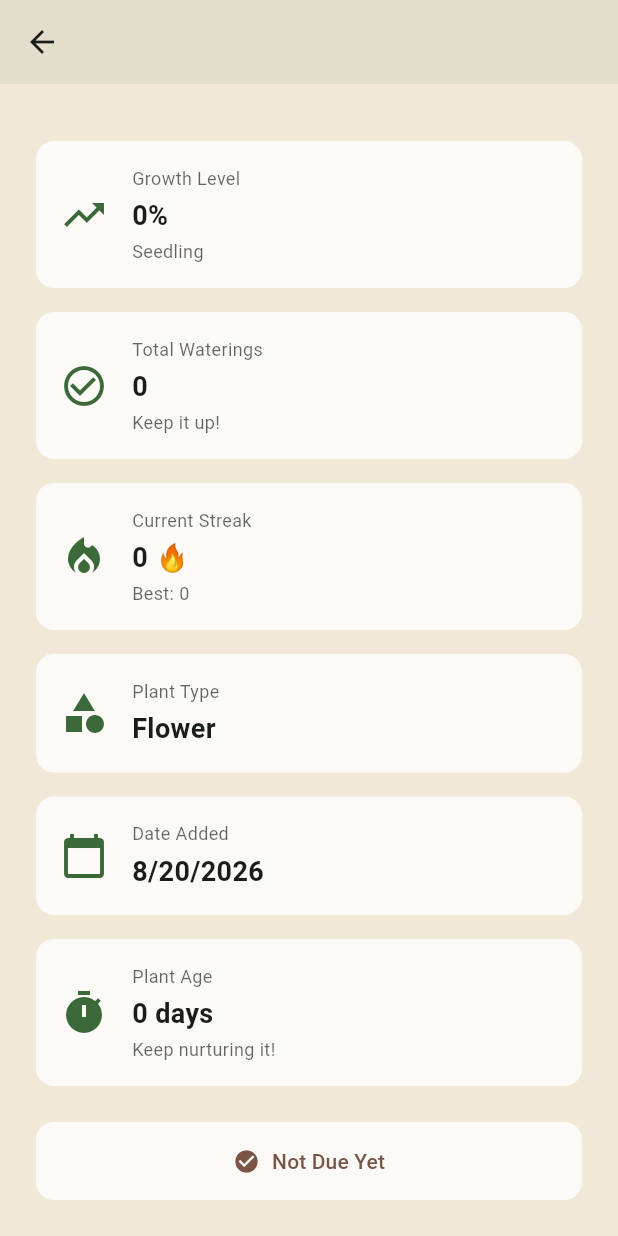
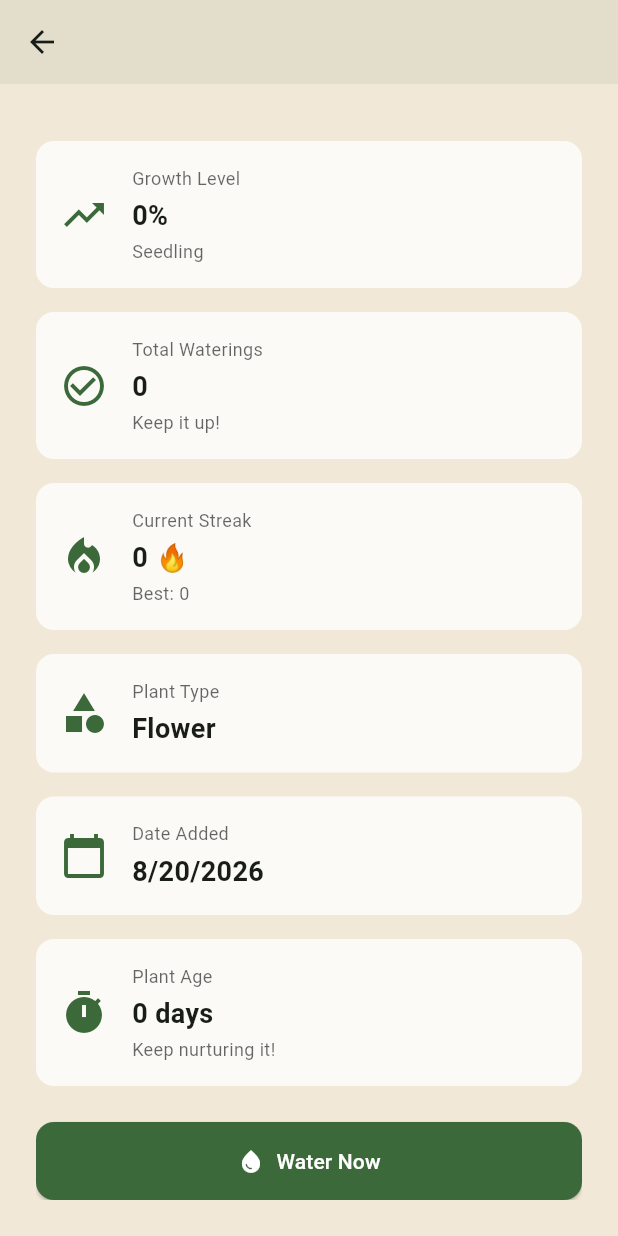
Before and after one commit to kimkev/dailydew, a Flutter app: the PlantDetailScreen screen opened directly with empty values, scrolled down 264 dp, on a phone screen of 412 x 824 dp. Run offline on Flutter 3.47's test engine with Material 3 defaults, Android fonts, the phone set to English and light mode, and no system bars; our stand-ins replace audioplayers, flutter_local_notifications, flutter_timezone, shared_preferences, timezone; accounts and stored records are empty.

Commit message:
fix watering logic and grammar

```diff
--- a/lib/models/plant.dart
+++ b/lib/models/plant.dart
@@ -34,14 +34,34 @@ class Plant {
     required int reminderHour,
     required int reminderMinute,
   }) {
-    final minimumDueTime = lastCompleted.add(Duration(days: frequencyInDays));
+    // Treat as "new plant" only if:
+    // - added today, AND
+    // - never watered before (totalCompletions == 0)
+    final addedToday =
+        dateAdded.year == now.year &&
+        dateAdded.month == now.month &&
+        dateAdded.day == now.day;
 
-    if (now.isBefore(minimumDueTime)) {
-      return false;
+    final neverWatered = totalCompletions == 0;
+
+    if (addedToday && neverWatered) {
+      return true;
     }
 
-    // Once due, always considered thirsty (ignoring daily reminder time)
-    return true;
+    // Compute due date (date part only)
+    final dueDate = lastCompleted.add(Duration(days: frequencyInDays));
+
+    // Combine due date with current scheduled time
+    final dueMoment = DateTime(
+      dueDate.year,
+      dueDate.month,
+      dueDate.day,
+      reminderHour,
+      reminderMinute,
+    );
+
+    // Thirsty only on/after the scheduled time on the due day
+    return !now.isBefore(dueMoment);
   }
 
   int get growthStage => (growthLevel.clamp(0, 99) ~/ 10);
@@ -142,9 +162,19 @@ class Plant {
     }
   }
 
-  void water() {
+  void water({required int reminderHour, required int reminderMinute}) {
+    final now = DateTime.now();
+
+    // Anchor lastCompleted to today's scheduled time
+    final scheduledToday = DateTime(
+      now.year,
+      now.month,
+      now.day,
+      reminderHour,
+      reminderMinute,
+    );
+
     final previousLastCompleted = lastCompleted;
-    final now = DateTime.now();
 
     int progression;
     switch (category.toLowerCase()) {
@@ -161,7 +191,7 @@ class Plant {
     }
 
     growthLevel = (growthLevel + progression).clamp(0, 99);
-    lastCompleted = now;
+    lastCompleted = scheduledToday;
     totalCompletions++;
 
     final daysSinceLast = now.difference(previousLastCompleted).inDays;
--- a/lib/providers/plant_provider.dart
+++ b/lib/providers/plant_provider.dart
@@ -93,8 +93,7 @@ class PlantProvider extends ChangeNotifier {
     final plant = _plants[index];
 
     if (isPlantThirsty(plant)) {
-      plant.water();
-
+      plant.water(reminderHour: _reminderHour, reminderMinute: _reminderMinute);
       final notificationsEnabled = await NotificationService()
           .areNotificationsEnabled();
 
@@ -133,7 +132,10 @@ class PlantProvider extends ChangeNotifier {
 
     for (final plant in _plants) {
       if (isPlantThirsty(plant)) {
-        plant.water();
+        plant.water(
+          reminderHour: _reminderHour,
+          reminderMinute: _reminderMinute,
+        );
         wateredPlants.add(plant);
       }
     }
--- a/lib/screens/plant_detail_screen.dart
+++ b/lib/screens/plant_detail_screen.dart
@@ -58,8 +58,12 @@ class PlantDetailScreen extends StatelessWidget {
                 title: 'Last Watered',
                 value: daysSinceWatered == 0
                     ? 'Today'
+                    : daysSinceWatered == 1
+                    ? '1 day ago'
                     : '$daysSinceWatered days ago',
-                subtitle: 'Water every ${currentPlant.frequencyInDays} days',
+                subtitle: currentPlant.frequencyInDays == 1
+                    ? 'Water every 1 day'
+                    : 'Water every ${currentPlant.frequencyInDays} days',
               ),
               const SizedBox(height: 16),
 
--- a/lib/widgets/plant_list.dart
+++ b/lib/widgets/plant_list.dart
@@ -181,6 +181,24 @@ class PlantList extends StatelessWidget {
     );
   }
 
+  String _buildLastWateredText(DateTime lastCompleted) {
+    final now = DateTime.now();
+    final isToday =
+        lastCompleted.year == now.year &&
+        lastCompleted.month == now.month &&
+        lastCompleted.day == now.day;
+
+    if (isToday) {
+      return 'Last watered: Today';
+    }
+
+    final daysAgo = now.difference(lastCompleted).inDays;
+    if (daysAgo == 1) {
+      return 'Last watered: 1 day ago';
+    }
+    return 'Last watered: $daysAgo days ago';
+  }
+
   @override
   Widget build(BuildContext context) {
     final theme = Theme.of(context);
@@ -230,12 +248,11 @@ class PlantList extends StatelessWidget {
             padding: const EdgeInsets.only(left: 16, right: 16, bottom: 80),
             itemCount: plants.length,
             itemBuilder: (ctx, index) {
+              return Consumer<PlantProvider>(
+                builder: (context, plantProvider, _) {
                   final item = plants[index];
-              final plantProvider = Provider.of<PlantProvider>(
-                context,
-                listen: false,
-              );
                   final canWater = plantProvider.isPlantThirsty(item);
+
                   return Card(
                     margin: const EdgeInsets.only(bottom: 12),
                     child: InkWell(
@@ -243,7 +260,8 @@ class PlantList extends StatelessWidget {
                         Navigator.push(
                           context,
                           MaterialPageRoute(
-                        builder: (context) => PlantDetailScreen(plant: item),
+                            builder: (context) =>
+                                PlantDetailScreen(plant: item),
                           ),
                         );
                       },
@@ -281,7 +299,9 @@ class PlantList extends StatelessWidget {
                                   ),
                                   const SizedBox(height: 2),
                                   Text(
-                                "Water every ${item.frequencyInDays} days",
+                                    item.frequencyInDays == 1
+                                        ? 'Water every 1 day'
+                                        : 'Water every ${item.frequencyInDays} days',
                                     style: TextStyle(
                                       fontSize: 13,
                                       color: theme.hintColor,
@@ -290,9 +310,7 @@ class PlantList extends StatelessWidget {
                                   const SizedBox(height: 4),
                                   if (item.totalCompletions > 0)
                                     Text(
-                                  canWater
-                                      ? "Last watered: ${DateTime.now().difference(item.lastCompleted).inDays} days ago"
-                                      : "Last watered: Today",
+                                      _buildLastWateredText(item.lastCompleted),
                                       style: TextStyle(
                                         fontSize: 11,
                                         color: theme.hintColor,
@@ -343,8 +361,11 @@ class PlantList extends StatelessWidget {
                                                       .onSurfaceVariant,
                                                 ),
                                               ),
-                                          duration: const Duration(seconds: 3),
-                                          behavior: SnackBarBehavior.floating,
+                                              duration: const Duration(
+                                                seconds: 3,
+                                              ),
+                                              behavior:
+                                                  SnackBarBehavior.floating,
                                               dismissDirection:
                                                   DismissDirection.horizontal,
                                               margin: const EdgeInsets.only(
@@ -362,10 +383,9 @@ class PlantList extends StatelessWidget {
                                                     theme.colorScheme.primary,
                                                 onPressed: () {
                                                   final provider =
-                                                  Provider.of<PlantProvider>(
-                                                    context,
-                                                    listen: false,
-                                                  );
+                                                      Provider.of<
+                                                        PlantProvider
+                                                      >(context, listen: false);
 
                                                   provider.undoPlantWatering(
                                                     item.id,
@@ -417,7 +437,11 @@ class PlantList extends StatelessWidget {
                                       _showEditPlantDialog(context, item);
                                     }
                                     if (val == 'delete') {
-                                  _showDeleteConfirmation(context, item, index);
+                                      _showDeleteConfirmation(
+                                        context,
+                                        item,
+                                        index,
+                                      );
                                     }
                                   },
                                   itemBuilder: (ctx) => [
@@ -429,7 +453,9 @@ class PlantList extends StatelessWidget {
                                       value: 'delete',
                                       child: Text(
                                         "Remove",
-                                    style: TextStyle(color: colorScheme.error),
+                                        style: TextStyle(
+                                          color: colorScheme.error,
+                                        ),
                                       ),
                                     ),
                                   ],
@@ -442,6 +468,8 @@ class PlantList extends StatelessWidget {
                     ),
                   );
                 },
+              );
+            },
           ),
         ),
       ],
--- a/pubspec.yaml
+++ b/pubspec.yaml
@@ -2,7 +2,7 @@ name: dailydew
 description: "Easy Water Reminders."
 publish_to: 'none'
 
-version: 1.0.0+1
+version: 1.0.0+2
 
 environment:
   sdk: ^3.12.2
```
Also changed, not shown: 2 other files. Lines whose indentation alone changed are shown as unchanged.
